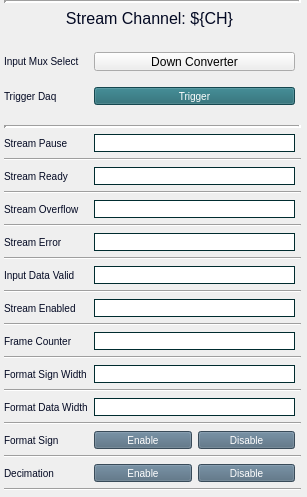
cristinasewell/ATCA_PyDM_Screens, file individuals/down_converter_ch_stream.ui: the form before one commit.
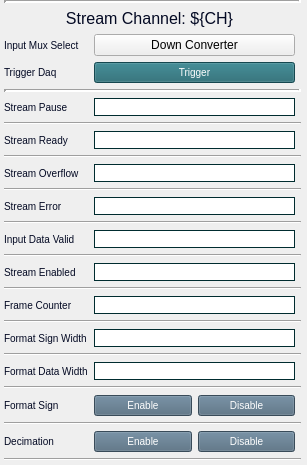
The form after the commit. Custom widgets are drawn as their Qt base class.

Commit message: ENH - added widgets to the scope file

Patch:
```diff
--- a/individuals/down_converter_ch_stream.ui
+++ b/individuals/down_converter_ch_stream.ui
@@ -7,19 +7,19 @@
     <x>0</x>
     <y>0</y>
     <width>307</width>
-    <height>497</height>
+    <height>452</height>
    </rect>
   </property>
   <property name="sizePolicy">
-   <sizepolicy hsizetype="MinimumExpanding" vsizetype="Preferred">
+   <sizepolicy hsizetype="Expanding" vsizetype="Expanding">
     <horstretch>0</horstretch>
     <verstretch>0</verstretch>
    </sizepolicy>
   </property>
   <property name="minimumSize">
    <size>
-    <width>307</width>
-    <height>497</height>
+    <width>0</width>
+    <height>0</height>
    </size>
   </property>
   <property name="windowTitle">
@@ -67,6 +67,12 @@
        <property name="enabled">
         <bool>true</bool>
        </property>
+       <property name="sizePolicy">
+        <sizepolicy hsizetype="Expanding" vsizetype="Expanding">
+         <horstretch>0</horstretch>
+         <verstretch>0</verstretch>
+        </sizepolicy>
+       </property>
        <property name="toolTip">
         <string/>
        </property>
@@ -89,6 +95,12 @@
        <property name="enabled">
         <bool>true</bool>
        </property>
+       <property name="sizePolicy">
+        <sizepolicy hsizetype="Expanding" vsizetype="Expanding">
+         <horstretch>0</horstretch>
+         <verstretch>0</verstretch>
+        </sizepolicy>
+       </property>
        <property name="toolTip">
         <string/>
        </property>
@@ -138,6 +150,12 @@
       <layout class="QHBoxLayout" name="horizontalLayout">
        <item>
         <widget class="PyDMPushButton" name="PyDMPushButton_3">
+         <property name="sizePolicy">
+          <sizepolicy hsizetype="Minimum" vsizetype="Expanding">
+           <horstretch>0</horstretch>
+           <verstretch>0</verstretch>
+          </sizepolicy>
+         </property>
          <property name="toolTip">
           <string/>
          </property>
@@ -175,6 +193,12 @@
        </item>
        <item>
         <widget class="PyDMPushButton" name="PyDMPushButton_4">
+         <property name="sizePolicy">
+          <sizepolicy hsizetype="Minimum" vsizetype="Expanding">
+           <horstretch>0</horstretch>
+           <verstretch>0</verstretch>
+          </sizepolicy>
+         </property>
          <property name="toolTip">
           <string/>
          </property>
@@ -251,6 +275,12 @@
       <layout class="QHBoxLayout" name="horizontalLayout_2">
        <item>
         <widget class="PyDMPushButton" name="PyDMPushButton">
+         <property name="sizePolicy">
+          <sizepolicy hsizetype="Minimum" vsizetype="Expanding">
+           <horstretch>0</horstretch>
+           <verstretch>0</verstretch>
+          </sizepolicy>
+         </property>
          <property name="toolTip">
           <string/>
          </property>
@@ -288,6 +318,12 @@
        </item>
        <item>
         <widget class="PyDMPushButton" name="PyDMPushButton_2">
+         <property name="sizePolicy">
+          <sizepolicy hsizetype="Minimum" vsizetype="Expanding">
+           <horstretch>0</horstretch>
+           <verstretch>0</verstretch>
+          </sizepolicy>
+         </property>
          <property name="toolTip">
           <string/>
          </property>
@@ -327,6 +363,12 @@
      </item>
      <item row="3" column="1">
       <widget class="PyDMRelatedDisplayButton" name="PyDMRelatedDisplayButton_2">
+       <property name="sizePolicy">
+        <sizepolicy hsizetype="Minimum" vsizetype="Expanding">
+         <horstretch>0</horstretch>
+         <verstretch>0</verstretch>
+        </sizepolicy>
+       </property>
        <property name="toolTip">
         <string/>
        </property>
@@ -353,6 +395,12 @@
        <property name="enabled">
         <bool>true</bool>
        </property>
+       <property name="sizePolicy">
+        <sizepolicy hsizetype="Expanding" vsizetype="Expanding">
+         <horstretch>0</horstretch>
+         <verstretch>0</verstretch>
+        </sizepolicy>
+       </property>
        <property name="toolTip">
         <string/>
        </property>
@@ -409,6 +457,12 @@
        <property name="enabled">
         <bool>true</bool>
        </property>
+       <property name="sizePolicy">
+        <sizepolicy hsizetype="Expanding" vsizetype="Expanding">
+         <horstretch>0</horstretch>
+         <verstretch>0</verstretch>
+        </sizepolicy>
+       </property>
        <property name="toolTip">
         <string/>
        </property>
@@ -428,6 +482,12 @@
      </item>
      <item row="22" column="1">
       <widget class="PyDMLineEdit" name="PyDMLineEdit_2">
+       <property name="sizePolicy">
+        <sizepolicy hsizetype="Expanding" vsizetype="Expanding">
+         <horstretch>0</horstretch>
+         <verstretch>0</verstretch>
+        </sizepolicy>
+       </property>
        <property name="toolTip">
         <string/>
        </property>
@@ -472,6 +532,12 @@
        <property name="enabled">
         <bool>true</bool>
        </property>
+       <property name="sizePolicy">
+        <sizepolicy hsizetype="Expanding" vsizetype="Expanding">
+         <horstretch>0</horstretch>
+         <verstretch>0</verstretch>
+        </sizepolicy>
+       </property>
        <property name="toolTip">
         <string/>
        </property>
@@ -522,6 +588,12 @@
        <property name="enabled">
         <bool>true</bool>
        </property>
+       <property name="sizePolicy">
+        <sizepolicy hsizetype="Expanding" vsizetype="Expanding">
+         <horstretch>0</horstretch>
+         <verstretch>0</verstretch>
+        </sizepolicy>
+       </property>
        <property name="toolTip">
         <string/>
        </property>
@@ -577,7 +649,7 @@
         <enum>Qt::Vertical</enum>
        </property>
        <property name="sizeType">
-        <enum>QSizePolicy::Fixed</enum>
+        <enum>QSizePolicy::Expanding</enum>
        </property>
        <property name="sizeHint" stdset="0">
         <size>
@@ -642,7 +714,7 @@
         <enum>Qt::Vertical</enum>
        </property>
        <property name="sizeType">
-        <enum>QSizePolicy::Fixed</enum>
+        <enum>QSizePolicy::Expanding</enum>
        </property>
        <property name="sizeHint" stdset="0">
         <size>
@@ -654,6 +726,12 @@
      </item>
      <item row="24" column="1">
       <widget class="PyDMLineEdit" name="PyDMLineEdit">
+       <property name="sizePolicy">
+        <sizepolicy hsizetype="Expanding" vsizetype="Expanding">
+         <horstretch>0</horstretch>
+         <verstretch>0</verstretch>
+        </sizepolicy>
+       </property>
        <property name="toolTip">
         <string/>
        </property>
@@ -717,6 +795,12 @@
        <property name="enabled">
         <bool>true</bool>
        </property>
+       <property name="sizePolicy">
+        <sizepolicy hsizetype="Expanding" vsizetype="Expanding">
+         <horstretch>0</horstretch>
+         <verstretch>0</verstretch>
+        </sizepolicy>
+       </property>
        <property name="toolTip">
         <string/>
        </property>
@@ -736,6 +820,12 @@
      </item>
      <item row="5" column="1">
       <widget class="PyDMPushButton" name="PyDMPushButton_5">
+       <property name="sizePolicy">
+        <sizepolicy hsizetype="Minimum" vsizetype="Expanding">
+         <horstretch>0</horstretch>
+         <verstretch>0</verstretch>
+        </sizepolicy>
+       </property>
        <property name="toolTip">
         <string/>
        </property>
@@ -785,7 +875,7 @@
         <enum>Qt::Vertical</enum>
        </property>
        <property name="sizeType">
-        <enum>QSizePolicy::Fixed</enum>
+        <enum>QSizePolicy::Expanding</enum>
        </property>
        <property name="sizeHint" stdset="0">
         <size>
```
The commit also changes 7 other files.
